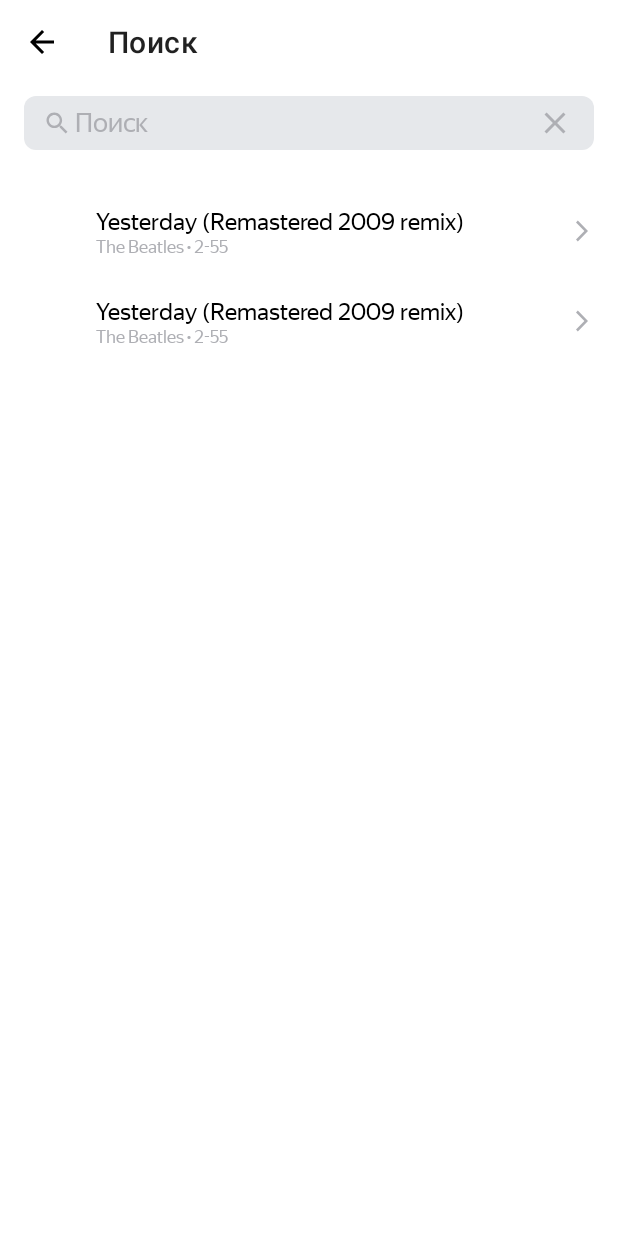
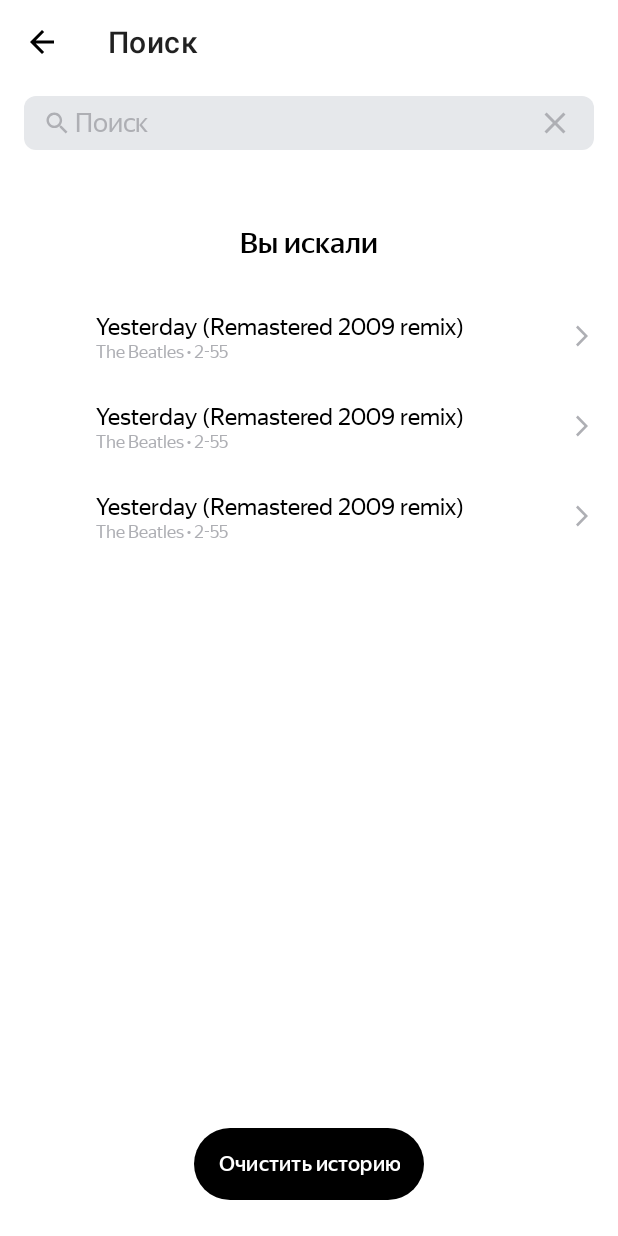
Before and after one commit to smirnovadev/PlaylistMaker, an Android app: the layout activity_search.xml on its own in the app's theme, with its tools: preview values and no code run, on a phone screen of 412 x 824 dp. Run offline under Robolectric (Android 15) with nearby library versions, the phone set to English and light mode, and no system bars.

Commit message:
Настроила историю поиска при помощи Shared Preferences

```diff
--- a/app/build.gradle
+++ b/app/build.gradle
@@ -41,7 +41,6 @@ dependencies {
     annotationProcessor 'com.github.bumptech.glide:compiler:4.14.2'
     implementation 'com.google.code.gson:gson:2.10'
     implementation 'com.squareup.retrofit2:retrofit:2.9.0'
-    implementation 'com.squareup.retrofit2:retrofit:2.9.0'
     implementation 'com.squareup.retrofit2:converter-gson:2.9.0'
 
     implementation 'androidx.core:core-ktx:1.8.0'
--- a/app/src/main/AndroidManifest.xml
+++ b/app/src/main/AndroidManifest.xml
@@ -12,7 +12,8 @@
         android:roundIcon="@mipmap/ic_launcher_round"
         android:supportsRtl="true"
         android:theme="@style/Theme.PlaylistMaker"
-        tools:targetApi="31">
+        tools:targetApi="31"
+        android:name=".App">
         <activity
             android:name=".MusicActivity"
             android:exported="false" />
--- a/app/src/main/java/com/example/playlistmaker/Music.kt
+++ b/app/src/main/java/com/example/playlistmaker/Music.kt
@@ -2,6 +2,7 @@ package com.example.playlistmaker
 
 
 data class Music(
+    val trackId: Int,
     val trackName: String,
     val artistName: String,
     val trackTimeMillis: Int,
--- a/app/src/main/java/com/example/playlistmaker/SettingsActivity.kt
+++ b/app/src/main/java/com/example/playlistmaker/SettingsActivity.kt
@@ -18,6 +18,10 @@ class SettingsActivity : AppCompatActivity() {
             finish()
         }
 
+        binding.themeSwitcher.setOnCheckedChangeListener { switch, checked ->
+            (applicationContext as App).switchTheme(checked)
+        }
+
         binding.share.setOnClickListener{
             val shareIntent = Intent(Intent.ACTION_SEND)
             shareIntent.type = "text/plain"
@@ -29,7 +33,7 @@ class SettingsActivity : AppCompatActivity() {
             val message = getString(R.string.message_to_developers)
             val supportIntent = Intent(Intent.ACTION_SENDTO)
             supportIntent.data = Uri.parse("mailto:")
-            supportIntent.putExtra(Intent.EXTRA_EMAIL, arrayOf("annaparfenova514@gmail.com"))
+            supportIntent.putExtra(Intent.EXTRA_EMAIL, arrayOf("annaparfenova"))
             supportIntent.putExtra(Intent.EXTRA_TEXT, message)
             supportIntent.putExtra(Intent.EXTRA_SUBJECT, getString(R.string.letter_subject))
             startActivity(supportIntent)
--- a/app/src/main/res/layout/activity_search.xml
+++ b/app/src/main/res/layout/activity_search.xml
@@ -56,6 +56,51 @@
             tools:visibility="visible" />
     </FrameLayout>
 
+    <androidx.constraintlayout.widget.ConstraintLayout
+        android:id="@+id/historyContainer"
+        android:layout_width="match_parent"
+        android:layout_height="match_parent"
+        android:visibility="visible">
+
+        <TextView
+            android:id="@+id/historyTitle"
+            android:layout_width="wrap_content"
+            android:layout_height="wrap_content"
+            android:layout_gravity="center"
+            android:layout_marginTop="42dp"
+            android:fontFamily="@font/ys_display_medium"
+            android:text="@string/search_history"
+            android:textColor="?attr/colorOnPrimary"
+            android:textSize="19sp"
+            app:layout_constraintEnd_toEndOf="parent"
+            app:layout_constraintStart_toStartOf="parent"
+            app:layout_constraintTop_toTopOf="parent" />
+
+        <androidx.recyclerview.widget.RecyclerView
+            android:id="@+id/historyRecycler"
+            android:layout_width="match_parent"
+            android:layout_height="0dp"
+            android:layout_marginTop="20dp"
+            android:layout_marginBottom="24dp"
+            android:orientation="vertical"
+            app:layout_constraintBottom_toTopOf="@+id/clearHistoryButton"
+            app:layout_constraintTop_toBottomOf="@id/historyTitle"
+            tools:itemCount="3"
+            tools:listitem="@layout/item_search" />
+
+        <Button
+            android:id="@+id/clearHistoryButton"
+            style="@style/ButtonClearHistoryStyle"
+            android:layout_width="wrap_content"
+            android:layout_height="wrap_content"
+            android:layout_gravity="center"
+            android:layout_marginBottom="24dp"
+            android:text="@string/clear_history"
+            app:layout_constraintBottom_toBottomOf="parent"
+            app:layout_constraintEnd_toEndOf="parent"
+            app:layout_constraintStart_toStartOf="parent" />
+    </androidx.constraintlayout.widget.ConstraintLayout>
+
     <androidx.recyclerview.widget.RecyclerView
         android:id="@+id/searchRecycler"
         android:layout_width="match_parent"
@@ -63,9 +108,9 @@
         android:layout_marginTop="16dp"
         android:orientation="vertical"
         android:visibility="gone"
-        tools:visibility="visible"
         tools:itemCount="2"
-        tools:listitem="@layout/item_search" />
+        tools:listitem="@layout/item_search"
+        tools:visibility="gone" />
 
     <LinearLayout
         android:id="@+id/emptyContainer"
--- a/app/src/main/res/layout/item_search.xml
+++ b/app/src/main/res/layout/item_search.xml
@@ -34,6 +34,7 @@
         style="@style/TrackDescriptionText"
         android:layout_width="0dp"
         android:layout_height="wrap_content"
+        android:layout_marginBottom="6dp"
         app:layout_constraintEnd_toStartOf="@id/go_to_track_button"
         app:layout_constraintStart_toStartOf="@+id/track_name"
         app:layout_constraintTop_toBottomOf="@+id/track_name"
--- a/app/src/main/res/values/strings.xml
+++ b/app/src/main/res/values/strings.xml
@@ -24,4 +24,6 @@
     <string name="сonnection_problem">Проблема со связью</string>
     <string name="upload_failed">Загрузка не удалась. Проверьте подключение к интернету</string>
     <string name="retry">Обновить</string>
+    <string name="search_history">Вы искали</string>
+    <string name="clear_history">Очистить историю</string>
 </resources>
--- a/app/src/main/res/values/styles.xml
+++ b/app/src/main/res/values/styles.xml
@@ -56,5 +56,18 @@
         <item name="android:textColor">@color/colorOnPrimary</item>
         <item name="android:textSize">22sp</item>
     </style>
+    <style name="ButtonClearHistoryStyle" parent="Widget.MaterialComponents.Button.UnelevatedButton">
+        <item name="backgroundTint">?attr/colorOnPrimary</item>
+        <item name="android:fontFamily">@font/ys_display_medium</item>
+        <item name="android:textColor">?attr/colorPrimary</item>
+        <item name="android:insetBottom">0dp</item>
+        <item name="android:insetTop">0dp</item>
+        <item name="textAllCaps">false</item>
+        <item name="android:letterSpacing">0.01</item>
+        <item name="android:textSize">14sp</item>
+        <item name="cornerRadius">54dp</item>
+        <item name="iconGravity">textStart</item>
+
+    </style>
 
 </resources>
```
Also changed, not shown: app/src/main/java/com/example/playlistmaker/App.kt (added, +34 -0 lines), app/src/main/java/com/example/playlistmaker/SearchActivity.kt (+69 -5 lines), app/src/main/java/com/example/playlistmaker/SearchHistory.kt (added, +54 -0 lines), app/src/main/java/com/example/playlistmaker/TrackAdapter.kt (+6 -1 lines), app/src/main/res/layout/activity_settings.xml (+4 -3 lines).
